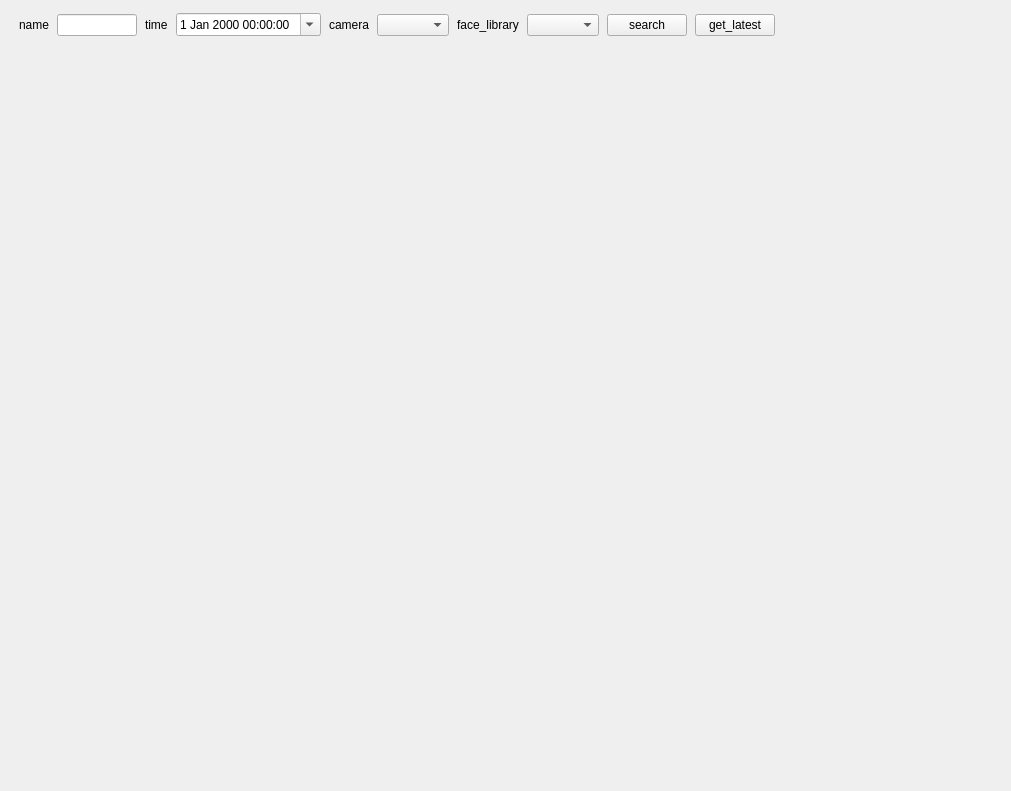
First picture: the form in app/ui/TaskNotifyUI.ui, repository Meydan-ZHOU/smileSystem, before the edit.
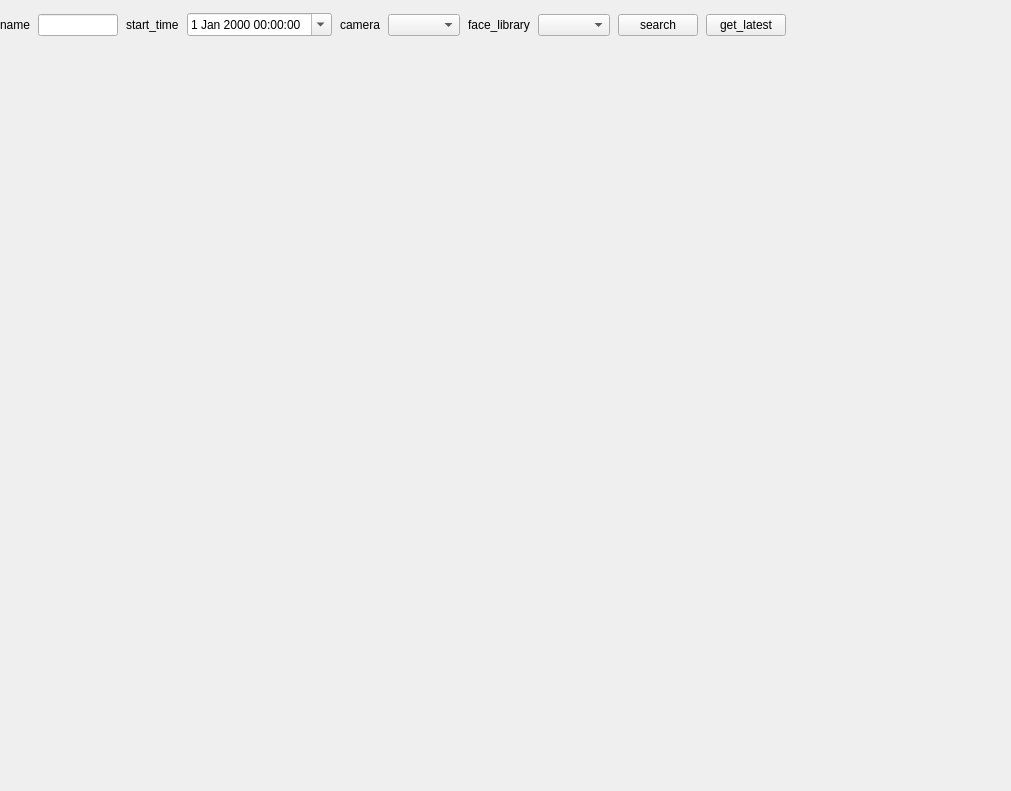
Second picture: the form after the edit.

What changed in the file:
```diff
--- a/app/ui/TaskNotifyUI.ui
+++ b/app/ui/TaskNotifyUI.ui
@@ -62,22 +62,18 @@
          <property name="spacing">
           <number>8</number>
          </property>
-         <item>
-          <spacer name="horizontalSpacer_2">
-           <property name="orientation">
-            <enum>Qt::Horizontal</enum>
-           </property>
-           <property name="sizeType">
-            <enum>QSizePolicy::Fixed</enum>
-           </property>
-           <property name="sizeHint" stdset="0">
-            <size>
-             <width>10</width>
-             <height>20</height>
-            </size>
-           </property>
-          </spacer>
-         </item>
+         <property name="leftMargin">
+          <number>0</number>
+         </property>
+         <property name="topMargin">
+          <number>0</number>
+         </property>
+         <property name="rightMargin">
+          <number>0</number>
+         </property>
+         <property name="bottomMargin">
+          <number>0</number>
+         </property>
          <item>
           <widget class="QLabel" name="label">
            <property name="text">
@@ -104,7 +100,7 @@
          <item>
           <widget class="QLabel" name="label_4">
            <property name="text">
-            <string>time</string>
+            <string>start_time</string>
            </property>
           </widget>
          </item>
@@ -139,7 +135,7 @@
           <widget class="QPushButton" name="pushButton_search">
            <property name="minimumSize">
             <size>
-             <width>80</width>
+             <width>0</width>
              <height>0</height>
             </size>
            </property>
@@ -167,7 +163,7 @@
           <widget class="QPushButton" name="pushButton_update">
            <property name="minimumSize">
             <size>
-             <width>80</width>
+             <width>0</width>
              <height>0</height>
             </size>
            </property>
@@ -231,6 +227,9 @@
             <property name="sizeConstraint">
              <enum>QLayout::SetNoConstraint</enum>
             </property>
+            <property name="topMargin">
+             <number>0</number>
+            </property>
             <item>
              <layout class="QHBoxLayout" name="horizontalLayout"/>
             </item>
@@ -251,7 +250,7 @@
         <property name="maximumSize">
          <size>
           <width>16777215</width>
-          <height>40</height>
+          <height>50</height>
          </size>
         </property>
         <layout class="QHBoxLayout" name="horizontalLayout_6">
```
Left out of the diff: 9 changed lines with no effect on the pictures.
